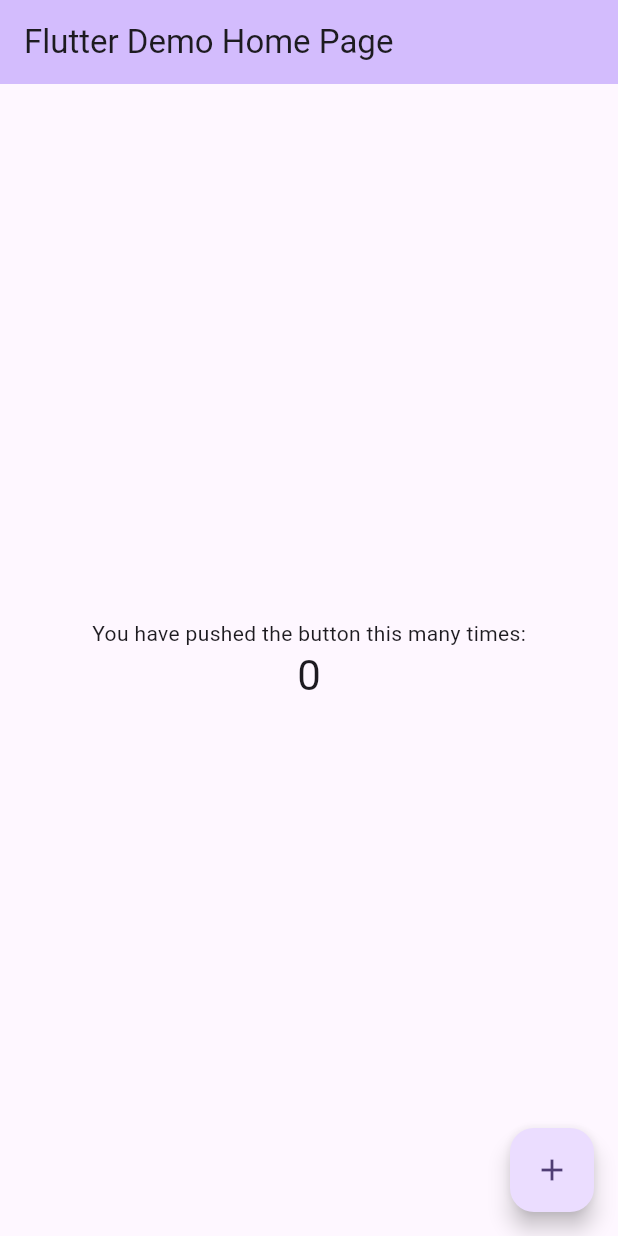
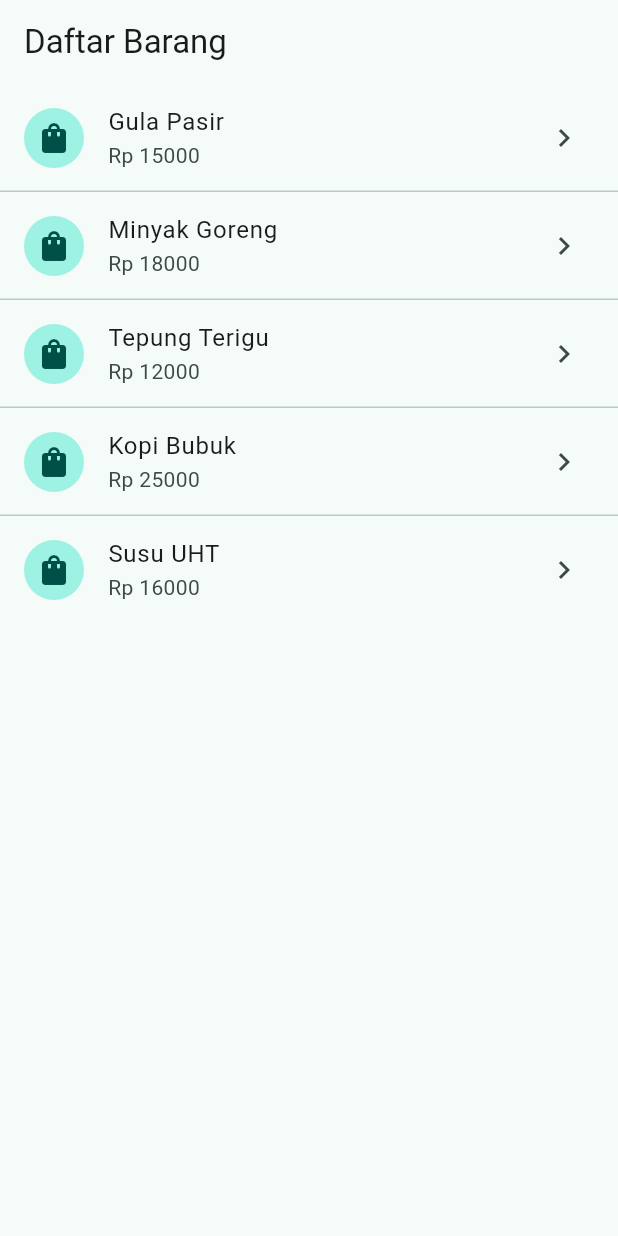
Before and after one commit to urpigu/belanja, a Flutter app: the screen it shows after launch, on a phone screen of 412 x 824 dp. Run offline on Flutter 3.47's test engine with Material 3 defaults, Android fonts, the phone set to English and light mode, and no system bars.

Commit message:
Praktikum 5: Membangun Navigasi di Flutter

```diff
--- a/lib/main.dart
+++ b/lib/main.dart
@@ -1,122 +1,24 @@
 import 'package:flutter/material.dart';
+import 'models/item.dart';
+import 'pages/items_page.dart';
+import 'pages/detail_page.dart';
 
-void main() {
-  runApp(const MyApp());
-}
+void main() => runApp(const BelanjaApp());
 
-class MyApp extends StatelessWidget {
-  const MyApp({super.key});
+class BelanjaApp extends StatelessWidget {
+  const BelanjaApp({super.key});
 
-  // This widget is the root of your application.
   @override
   Widget build(BuildContext context) {
     return MaterialApp(
-      title: 'Flutter Demo',
-      theme: ThemeData(
-        // This is the theme of your application.
-        //
-        // TRY THIS: Try running your application with "flutter run". You'll see
-        // the application has a purple toolbar. Then, without quitting the app,
-        // try changing the seedColor in the colorScheme below to Colors.green
-        // and then invoke "hot reload" (save your changes or press the "hot
-        // reload" button in a Flutter-supported IDE, or press "r" if you used
-        // the command line to start the app).
-        //
-        // Notice that the counter didn't reset back to zero; the application
-        // state is not lost during the reload. To reset the state, use hot
-        // restart instead.
-        //
-        // This works for code too, not just values: Most code changes can be
-        // tested with just a hot reload.
-        colorScheme: ColorScheme.fromSeed(seedColor: Colors.deepPurple),
-      ),
-      home: const MyHomePage(title: 'Flutter Demo Home Page'),
+      title: 'Belanja',
+      debugShowCheckedModeBanner: false,
+      initialRoute: '/',
+      routes: {
+        '/': (context) => const ItemsPage(),
+        '/item': (context) => const DetailPage(),
+      },
+      theme: ThemeData(useMaterial3: true, colorSchemeSeed: Colors.teal),
     );
   }
 }
-
-class MyHomePage extends StatefulWidget {
-  const MyHomePage({super.key, required this.title});
-
-  // This widget is the home page of your application. It is stateful, meaning
-  // that it has a State object (defined below) that contains fields that affect
-  // how it looks.
-
-  // This class is the configuration for the state. It holds the values (in this
-  // case the title) provided by the parent (in this case the App widget) and
-  // used by the build method of the State. Fields in a Widget subclass are
-  // always marked "final".
-
-  final String title;
-
-  @override
-  State<MyHomePage> createState() => _MyHomePageState();
-}
-
-class _MyHomePageState extends State<MyHomePage> {
-  int _counter = 0;
-
-  void _incrementCounter() {
-    setState(() {
-      // This call to setState tells the Flutter framework that something has
-      // changed in this State, which causes it to rerun the build method below
-      // so that the display can reflect the updated values. If we changed
-      // _counter without calling setState(), then the build method would not be
-      // called again, and so nothing would appear to happen.
-      _counter++;
-    });
-  }
-
-  @override
-  Widget build(BuildContext context) {
-    // This method is rerun every time setState is called, for instance as done
-    // by the _incrementCounter method above.
-    //
-    // The Flutter framework has been optimized to make rerunning build methods
-    // fast, so that you can just rebuild anything that needs updating rather
-    // than having to individually change instances of widgets.
-    return Scaffold(
-      appBar: AppBar(
-        // TRY THIS: Try changing the color here to a specific color (to
-        // Colors.amber, perhaps?) and trigger a hot reload to see the AppBar
-        // change color while the other colors stay the same.
-        backgroundColor: Theme.of(context).colorScheme.inversePrimary,
-        // Here we take the value from the MyHomePage object that was created by
-        // the App.build method, and use it to set our appbar title.
-        title: Text(widget.title),
-      ),
-      body: Center(
-        // Center is a layout widget. It takes a single child and positions it
-        // in the middle of the parent.
-        child: Column(
-          // Column is also a layout widget. It takes a list of children and
-          // arranges them vertically. By default, it sizes itself to fit its
-          // children horizontally, and tries to be as tall as its parent.
-          //
-          // Column has various properties to control how it sizes itself and
-          // how it positions its children. Here we use mainAxisAlignment to
-          // center the children vertically; the main axis here is the vertical
-          // axis because Columns are vertical (the cross axis would be
-          // horizontal).
-          //
-          // TRY THIS: Invoke "debug painting" (choose the "Toggle Debug Paint"
-          // action in the IDE, or press "p" in the console), to see the
-          // wireframe for each widget.
-          mainAxisAlignment: MainAxisAlignment.center,
-          children: <Widget>[
-            const Text('You have pushed the button this many times:'),
-            Text(
-              '$_counter',
-              style: Theme.of(context).textTheme.headlineMedium,
-            ),
-          ],
-        ),
-      ),
-      floatingActionButton: FloatingActionButton(
-        onPressed: _incrementCounter,
-        tooltip: 'Increment',
-        child: const Icon(Icons.add),
-      ), // This trailing comma makes auto-formatting nicer for build methods.
-    );
-  }
-}
--- /dev/null
+++ b/lib/models/item.dart
@@ -0,0 +1,6 @@
+class Item {
+  final String name;
+  final int price;
+
+  const Item({required this.name, required this.price});
+}
--- /dev/null
+++ b/lib/pages/items_page.dart
@@ -0,0 +1,44 @@
+import 'package:flutter/material.dart';
+import '../models/item.dart';
+
+class ItemsPage extends StatelessWidget {
+  const ItemsPage({super.key});
+
+  static const List<Item> items = [
+    Item(name: 'Gula Pasir', price: 15000),
+    Item(name: 'Minyak Goreng', price: 18000),
+    Item(name: 'Tepung Terigu', price: 12000),
+    Item(name: 'Kopi Bubuk', price: 25000),
+    Item(name: 'Susu UHT', price: 16000),
+  ];
+
+  @override
+  Widget build(BuildContext context) {
+    return Scaffold(
+      appBar: AppBar(title: const Text('Daftar Barang')),
+      body: ListView.separated(
+        itemCount: items.length,
+        separatorBuilder: (_, __) => const Divider(height: 0),
+        itemBuilder: (context, index) {
+          final item = items[index];
+          return ListTile(
+            leading: Hero(
+              tag: item.name,
+              child: const CircleAvatar(child: Icon(Icons.shopping_bag)),
+            ),
+            title: Text(item.name),
+            subtitle: Text('Rp ${item.price}'),
+            trailing: const Icon(Icons.chevron_right),
+            onTap: () {
+              Navigator.pushNamed(
+                context,
+                '/item',
+                arguments: item, // kirim objek Item
+              );
+            },
+          );
+        },
+      ),
+    );
+  }
+}
```
Also changed, not shown: lib/pages/detail_page.dart (added, +47 -0 lines), assets/detail_page.dart-(Pertama).png (added), assets/item_page.dart-(Pertama).png (added), assets/items_page.dart-(Pertama).png (added), assets/main.dart-(Pertama).png (added).
